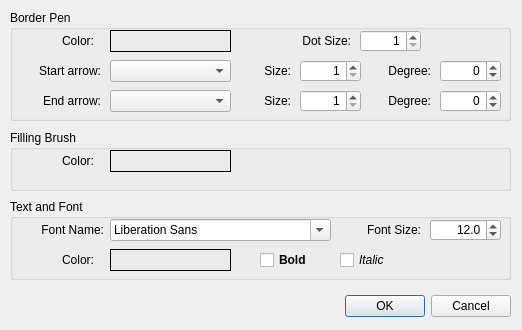
Old version of the form FigureItNow7/finUiFigConfigDlg.ui in the repository yuylong/FigureItNow.
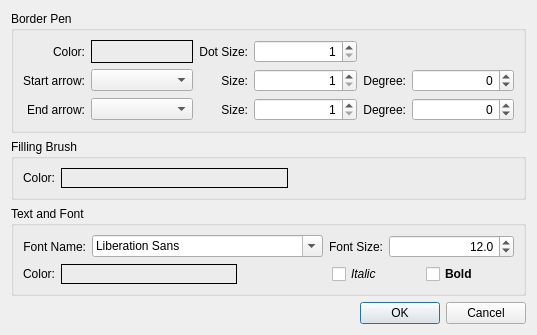
New version of the form. Custom widgets are drawn as their Qt base class.

Commit message: Refine the figuring config UI layout.

Diff of the .ui file:
```diff
--- a/FigureItNow7/finUiFigConfigDlg.ui
+++ b/FigureItNow7/finUiFigConfigDlg.ui
@@ -6,132 +6,27 @@
    <rect>
     <x>0</x>
     <y>0</y>
-    <width>522</width>
-    <height>330</height>
+    <width>537</width>
+    <height>301</height>
    </rect>
   </property>
-  <property name="minimumSize">
-   <size>
-    <width>522</width>
-    <height>330</height>
-   </size>
-  </property>
-  <property name="maximumSize">
-   <size>
-    <width>522</width>
-    <height>330</height>
-   </size>
-  </property>
   <property name="windowTitle">
    <string>Figure Configuration</string>
   </property>
   <property name="sizeGripEnabled">
    <bool>false</bool>
   </property>
-  <widget class="QDialogButtonBox" name="buttonBox">
-   <property name="geometry">
-    <rect>
-     <x>10</x>
-     <y>290</y>
-     <width>501</width>
-     <height>32</height>
-    </rect>
-   </property>
-   <property name="orientation">
-    <enum>Qt::Horizontal</enum>
-   </property>
-   <property name="standardButtons">
-    <set>QDialogButtonBox::Cancel|QDialogButtonBox::Ok</set>
-   </property>
-  </widget>
+  <layout class="QVBoxLayout" name="verticalLayout" stretch="3,1,2,0">
+   <item>
   <widget class="QGroupBox" name="grbBorderPen">
-   <property name="geometry">
-    <rect>
-     <x>10</x>
-     <y>10</y>
-     <width>501</width>
-     <height>111</height>
-    </rect>
-   </property>
    <property name="title">
     <string>Border Pen</string>
    </property>
-   <widget class="QLabel" name="lblBorderColorTitle">
-    <property name="geometry">
-     <rect>
-      <x>30</x>
-      <y>20</y>
-      <width>54</width>
-      <height>22</height>
-     </rect>
-    </property>
-    <property name="text">
-     <string>Color:</string>
-    </property>
-    <property name="alignment">
-     <set>Qt::AlignRight|Qt::AlignTrailing|Qt::AlignVCenter</set>
-    </property>
-   </widget>
-   <widget class="finUiColorLabel" name="lblBorderColor">
-    <property name="geometry">
-     <rect>
-      <x>100</x>
-      <y>20</y>
-      <width>121</width>
-      <height>22</height>
-     </rect>
-    </property>
-    <property name="frameShape">
-     <enum>QFrame::Box</enum>
-    </property>
-    <property name="alignment">
-     <set>Qt::AlignCenter</set>
-    </property>
-   </widget>
-   <widget class="QLabel" name="lblDotSizeTitle">
-    <property name="geometry">
-     <rect>
-      <x>260</x>
-      <y>20</y>
-      <width>81</width>
-      <height>22</height>
-     </rect>
-    </property>
-    <property name="text">
-     <string>Dot Size:</string>
-    </property>
-    <property name="alignment">
-     <set>Qt::AlignRight|Qt::AlignTrailing|Qt::AlignVCenter</set>
-    </property>
-   </widget>
-   <widget class="QSpinBox" name="spbDotSize">
-    <property name="geometry">
-     <rect>
-      <x>350</x>
-      <y>20</y>
-      <width>61</width>
-      <height>22</height>
-     </rect>
-    </property>
-    <property name="alignment">
-     <set>Qt::AlignRight|Qt::AlignTrailing|Qt::AlignVCenter</set>
-    </property>
-    <property name="minimum">
-     <number>1</number>
-    </property>
-    <property name="maximum">
-     <number>32</number>
-    </property>
-   </widget>
+     <layout class="QVBoxLayout" name="verticalLayout_2">
+      <item>
+       <layout class="QGridLayout" name="gridLayout_2" columnstretch="0,1,0,1,0,1">
+        <item row="1" column="0">
    <widget class="QLabel" name="lblStartArwTitle">
-    <property name="geometry">
-     <rect>
-      <x>10</x>
-      <y>50</y>
-      <width>81</width>
-      <height>22</height>
-     </rect>
-    </property>
     <property name="text">
      <string>Start arrow:</string>
     </property>
@@ -139,15 +34,45 @@
      <set>Qt::AlignRight|Qt::AlignTrailing|Qt::AlignVCenter</set>
     </property>
    </widget>
+        </item>
+        <item row="0" column="3">
+         <widget class="QSpinBox" name="spbDotSize">
+          <property name="alignment">
+           <set>Qt::AlignRight|Qt::AlignTrailing|Qt::AlignVCenter</set>
+          </property>
+          <property name="minimum">
+           <number>1</number>
+          </property>
+          <property name="maximum">
+           <number>32</number>
+          </property>
+         </widget>
+        </item>
+        <item row="1" column="2">
+         <widget class="QLabel" name="lblStartArwSizeTitle">
+          <property name="text">
+           <string>Size:</string>
+          </property>
+          <property name="alignment">
+           <set>Qt::AlignRight|Qt::AlignTrailing|Qt::AlignVCenter</set>
+          </property>
+         </widget>
+        </item>
+        <item row="1" column="3">
+         <widget class="QSpinBox" name="spbStartArwSize">
+          <property name="alignment">
+           <set>Qt::AlignRight|Qt::AlignTrailing|Qt::AlignVCenter</set>
+          </property>
+          <property name="minimum">
+           <number>1</number>
+          </property>
+          <property name="maximum">
+           <number>40</number>
+          </property>
+         </widget>
+        </item>
+        <item row="2" column="0">
    <widget class="QLabel" name="lblEndArwTitle">
-    <property name="geometry">
-     <rect>
-      <x>10</x>
-      <y>80</y>
-      <width>81</width>
-      <height>22</height>
-     </rect>
-    </property>
     <property name="text">
      <string>End arrow:</string>
     </property>
@@ -155,54 +80,75 @@
      <set>Qt::AlignRight|Qt::AlignTrailing|Qt::AlignVCenter</set>
     </property>
    </widget>
+        </item>
+        <item row="1" column="4">
+         <widget class="QLabel" name="lblStartArwDegTitle">
+          <property name="text">
+           <string>Degree:</string>
+          </property>
+          <property name="alignment">
+           <set>Qt::AlignRight|Qt::AlignTrailing|Qt::AlignVCenter</set>
+          </property>
+         </widget>
+        </item>
+        <item row="0" column="2">
+         <widget class="QLabel" name="lblDotSizeTitle">
+          <property name="text">
+           <string>Dot Size:</string>
+          </property>
+          <property name="alignment">
+           <set>Qt::AlignRight|Qt::AlignTrailing|Qt::AlignVCenter</set>
+          </property>
+         </widget>
+        </item>
+        <item row="2" column="1">
+         <widget class="QComboBox" name="cmbEndArrow"/>
+        </item>
+        <item row="0" column="1">
+         <widget class="finUiColorLabel" name="lblBorderColor">
+          <property name="frameShape">
+           <enum>QFrame::Box</enum>
+          </property>
+          <property name="alignment">
+           <set>Qt::AlignCenter</set>
+          </property>
+         </widget>
+        </item>
+        <item row="0" column="0">
+         <widget class="QLabel" name="lblBorderColorTitle">
+          <property name="text">
+           <string>Color:</string>
+          </property>
+          <property name="alignment">
+           <set>Qt::AlignRight|Qt::AlignTrailing|Qt::AlignVCenter</set>
+          </property>
+         </widget>
+        </item>
+        <item row="1" column="1">
    <widget class="QComboBox" name="cmbStartArrow">
-    <property name="geometry">
-     <rect>
-      <x>100</x>
-      <y>50</y>
-      <width>121</width>
-      <height>22</height>
-     </rect>
-    </property>
     <property name="editable">
      <bool>false</bool>
     </property>
    </widget>
-   <widget class="QComboBox" name="cmbEndArrow">
-    <property name="geometry">
-     <rect>
-      <x>100</x>
-      <y>80</y>
-      <width>121</width>
-      <height>22</height>
-     </rect>
-    </property>
-   </widget>
-   <widget class="QLabel" name="lblStartArwSizeTitle">
-    <property name="geometry">
-     <rect>
-      <x>230</x>
-      <y>50</y>
-      <width>51</width>
-      <height>22</height>
-     </rect>
-    </property>
-    <property name="text">
-     <string>Size:</string>
-    </property>
+        </item>
+        <item row="1" column="5">
+         <widget class="QSpinBox" name="spbStartArwDeg">
     <property name="alignment">
      <set>Qt::AlignRight|Qt::AlignTrailing|Qt::AlignVCenter</set>
     </property>
-   </widget>
+          <property name="minimum">
+           <number>-179</number>
+          </property>
+          <property name="maximum">
+           <number>180</number>
+          </property>
+          <property name="singleStep">
+           <number>5</number>
+          </property>
+         </widget>
+        </item>
+        <item row="2" column="2">
    <widget class="QLabel" name="lblEndArwSizeTitle">
-    <property name="geometry">
-     <rect>
-      <x>230</x>
-      <y>80</y>
-      <width>51</width>
-      <height>22</height>
-     </rect>
-    </property>
     <property name="text">
      <string>Size:</string>
     </property>
@@ -210,31 +156,22 @@
      <set>Qt::AlignRight|Qt::AlignTrailing|Qt::AlignVCenter</set>
     </property>
    </widget>
-   <widget class="QLabel" name="lblStartArwDegTitle">
-    <property name="geometry">
-     <rect>
-      <x>360</x>
-      <y>50</y>
-      <width>61</width>
-      <height>22</height>
-     </rect>
-    </property>
-    <property name="text">
-     <string>Degree:</string>
-    </property>
+        </item>
+        <item row="2" column="3">
+         <widget class="QSpinBox" name="spbEndArwSize">
     <property name="alignment">
      <set>Qt::AlignRight|Qt::AlignTrailing|Qt::AlignVCenter</set>
     </property>
-   </widget>
+          <property name="minimum">
+           <number>1</number>
+          </property>
+          <property name="maximum">
+           <number>40</number>
+          </property>
+         </widget>
+        </item>
+        <item row="2" column="4">
    <widget class="QLabel" name="lblEndArwDegTitle">
-    <property name="geometry">
-     <rect>
-      <x>360</x>
-      <y>80</y>
-      <width>61</width>
-      <height>22</height>
-     </rect>
-    </property>
     <property name="text">
      <string>Degree:</string>
     </property>
@@ -242,37 +179,9 @@
      <set>Qt::AlignRight|Qt::AlignTrailing|Qt::AlignVCenter</set>
     </property>
    </widget>
-   <widget class="QSpinBox" name="spbStartArwDeg">
-    <property name="geometry">
-     <rect>
-      <x>430</x>
-      <y>50</y>
-      <width>61</width>
-      <height>22</height>
-     </rect>
-    </property>
-    <property name="alignment">
-     <set>Qt::AlignRight|Qt::AlignTrailing|Qt::AlignVCenter</set>
-    </property>
-    <property name="minimum">
-     <number>-179</number>
-    </property>
-    <property name="maximum">
-     <number>180</number>
-    </property>
-    <property name="singleStep">
-     <number>5</number>
-    </property>
-   </widget>
+        </item>
+        <item row="2" column="5">
    <widget class="QSpinBox" name="spbEndArwDeg">
-    <property name="geometry">
-     <rect>
-      <x>430</x>
-      <y>80</y>
-      <width>61</width>
-      <height>22</height>
-     </rect>
-    </property>
     <property name="alignment">
      <set>Qt::AlignRight|Qt::AlignTrailing|Qt::AlignVCenter</set>
     </property>
@@ -286,82 +195,22 @@
      <number>5</number>
     </property>
    </widget>
-   <widget class="QSpinBox" name="spbEndArwSize">
-    <property name="geometry">
-     <rect>
-      <x>290</x>
-      <y>80</y>
-      <width>61</width>
-      <height>22</height>
-     </rect>
-    </property>
-    <property name="alignment">
-     <set>Qt::AlignRight|Qt::AlignTrailing|Qt::AlignVCenter</set>
-    </property>
-    <property name="minimum">
-     <number>1</number>
-    </property>
-    <property name="maximum">
-     <number>40</number>
-    </property>
-   </widget>
-   <widget class="QSpinBox" name="spbStartArwSize">
-    <property name="geometry">
-     <rect>
-      <x>290</x>
-      <y>50</y>
-      <width>61</width>
-      <height>22</height>
-     </rect>
-    </property>
-    <property name="alignment">
-     <set>Qt::AlignRight|Qt::AlignTrailing|Qt::AlignVCenter</set>
-    </property>
-    <property name="minimum">
-     <number>1</number>
-    </property>
-    <property name="maximum">
-     <number>40</number>
-    </property>
-   </widget>
-  </widget>
+        </item>
+       </layout>
+      </item>
+     </layout>
+    </widget>
+   </item>
+   <item>
   <widget class="QGroupBox" name="grbFillingBrush">
-   <property name="geometry">
-    <rect>
-     <x>10</x>
-     <y>130</y>
-     <width>501</width>
-     <height>61</height>
-    </rect>
-   </property>
    <property name="title">
     <string>Filling Brush</string>
    </property>
-   <widget class="QLabel" name="lblFillingColorTitle">
-    <property name="geometry">
-     <rect>
-      <x>30</x>
-      <y>20</y>
-      <width>54</width>
-      <height>22</height>
-     </rect>
-    </property>
-    <property name="text">
-     <string>Color:</string>
-    </property>
-    <property name="alignment">
-     <set>Qt::AlignRight|Qt::AlignTrailing|Qt::AlignVCenter</set>
-    </property>
-   </widget>
+     <layout class="QVBoxLayout" name="verticalLayout_3">
+      <item>
+       <layout class="QGridLayout" name="gridLayout_3" columnstretch="0,1,1">
+        <item row="0" column="1">
    <widget class="finUiColorLabel" name="lblFillingColor">
-    <property name="geometry">
-     <rect>
-      <x>100</x>
-      <y>20</y>
-      <width>121</width>
-      <height>22</height>
-     </rect>
-    </property>
     <property name="frameShape">
      <enum>QFrame::Box</enum>
     </property>
@@ -369,38 +218,45 @@
      <set>Qt::AlignCenter</set>
     </property>
    </widget>
-  </widget>
+        </item>
+        <item row="0" column="0">
+         <widget class="QLabel" name="lblFillingColorTitle">
+          <property name="text">
+           <string>Color:</string>
+          </property>
+          <property name="alignment">
+           <set>Qt::AlignRight|Qt::AlignTrailing|Qt::AlignVCenter</set>
+          </property>
+         </widget>
+        </item>
+        <item row="0" column="2">
+         <spacer name="horizontalSpacer">
+          <property name="orientation">
+           <enum>Qt::Horizontal</enum>
+          </property>
+          <property name="sizeHint" stdset="0">
+           <size>
+            <width>40</width>
+            <height>20</height>
+           </size>
+          </property>
+         </spacer>
+        </item>
+       </layout>
+      </item>
+     </layout>
+    </widget>
+   </item>
+   <item>
   <widget class="QGroupBox" name="grbFont">
-   <property name="geometry">
-    <rect>
-     <x>10</x>
-     <y>199</y>
-     <width>501</width>
-     <height>81</height>
-    </rect>
-   </property>
    <property name="title">
     <string>Text and Font</string>
    </property>
-   <widget class="QFontComboBox" name="fcbFontName">
-    <property name="geometry">
-     <rect>
-      <x>100</x>
-      <y>20</y>
-      <width>221</width>
-      <height>22</height>
-     </rect>
-    </property>
-   </widget>
+     <layout class="QVBoxLayout" name="verticalLayout_4">
+      <item>
+       <layout class="QHBoxLayout" name="horizontalLayout" stretch="0,1,0,1">
+        <item>
    <widget class="QLabel" name="lblFontNameTitle">
-    <property name="geometry">
-     <rect>
-      <x>13</x>
-      <y>20</y>
-      <width>81</width>
-      <height>22</height>
-     </rect>
-    </property>
     <property name="text">
      <string>Font Name:</string>
     </property>
@@ -408,15 +264,12 @@
      <set>Qt::AlignRight|Qt::AlignTrailing|Qt::AlignVCenter</set>
     </property>
    </widget>
+        </item>
+        <item>
+         <widget class="QFontComboBox" name="fcbFontName"/>
+        </item>
+        <item>
    <widget class="QLabel" name="lblFontSizeTitle">
-    <property name="geometry">
-     <rect>
-      <x>330</x>
-      <y>20</y>
-      <width>81</width>
-      <height>22</height>
-     </rect>
-    </property>
     <property name="text">
      <string>Font Size:</string>
     </property>
@@ -424,15 +277,9 @@
      <set>Qt::AlignRight|Qt::AlignTrailing|Qt::AlignVCenter</set>
     </property>
    </widget>
+        </item>
+        <item>
    <widget class="QDoubleSpinBox" name="dsbFontSize">
-    <property name="geometry">
-     <rect>
-      <x>420</x>
-      <y>20</y>
-      <width>71</width>
-      <height>22</height>
-     </rect>
-    </property>
     <property name="alignment">
      <set>Qt::AlignRight|Qt::AlignTrailing|Qt::AlignVCenter</set>
     </property>
@@ -449,31 +296,13 @@
      <double>12.000000000000000</double>
     </property>
    </widget>
-   <widget class="finUiColorLabel" name="lblFontColor">
-    <property name="geometry">
-     <rect>
-      <x>100</x>
-      <y>50</y>
-      <width>121</width>
-      <height>22</height>
-     </rect>
-    </property>
-    <property name="frameShape">
-     <enum>QFrame::Box</enum>
-    </property>
-    <property name="alignment">
-     <set>Qt::AlignCenter</set>
-    </property>
-   </widget>
+        </item>
+       </layout>
+      </item>
+      <item>
+       <layout class="QHBoxLayout" name="horizontalLayout_2" stretch="0,2,1,1,1">
+        <item>
    <widget class="QLabel" name="lblFontColorTitle">
-    <property name="geometry">
-     <rect>
-      <x>30</x>
-      <y>50</y>
-      <width>54</width>
-      <height>22</height>
-     </rect>
-    </property>
     <property name="text">
      <string>Color:</string>
     </property>
@@ -481,15 +310,44 @@
      <set>Qt::AlignRight|Qt::AlignTrailing|Qt::AlignVCenter</set>
     </property>
    </widget>
+        </item>
+        <item>
+         <widget class="finUiColorLabel" name="lblFontColor">
+          <property name="frameShape">
+           <enum>QFrame::Box</enum>
+          </property>
+          <property name="alignment">
+           <set>Qt::AlignCenter</set>
+          </property>
+         </widget>
+        </item>
+        <item>
+         <spacer name="horizontalSpacer_2">
+          <property name="orientation">
+           <enum>Qt::Horizontal</enum>
+          </property>
+          <property name="sizeHint" stdset="0">
+           <size>
+            <width>40</width>
+            <height>20</height>
+           </size>
+          </property>
+         </spacer>
+        </item>
+        <item>
+         <widget class="QCheckBox" name="ckbFontItalic">
+          <property name="font">
+           <font>
+            <italic>true</italic>
+           </font>
+          </property>
+          <property name="text">
+           <string>Italic</string>
+          </property>
+         </widget>
+        </item>
+        <item>
    <widget class="QCheckBox" name="ckbFontBold">
-    <property name="geometry">
-     <rect>
-      <x>250</x>
-      <y>50</y>
-      <width>71</width>
-      <height>22</height>
-     </rect>
-    </property>
     <property name="font">
      <font>
       <weight>75</weight>
@@ -500,25 +358,23 @@
      <string>Bold</string>
     </property>
    </widget>
-   <widget class="QCheckBox" name="ckbFontItalic">
-    <property name="geometry">
-     <rect>
-      <x>330</x>
-      <y>50</y>
-      <width>71</width>
-      <height>22</height>
-     </rect>
-    </property>
-    <property name="font">
-     <font>
-      <italic>true</italic>
-     </font>
-    </property>
-    <property name="text">
-     <string>Italic</string>
-    </property>
-   </widget>
-  </widget>
+        </item>
+       </layout>
+      </item>
+     </layout>
+    </widget>
+   </item>
+   <item>
+    <widget class="QDialogButtonBox" name="buttonBox">
+     <property name="orientation">
+      <enum>Qt::Horizontal</enum>
+     </property>
+     <property name="standardButtons">
+      <set>QDialogButtonBox::Cancel|QDialogButtonBox::Ok</set>
+     </property>
+    </widget>
+   </item>
+  </layout>
  </widget>
  <customwidgets>
   <customwidget>
```
Left out of the diff: 2 changed lines with no effect on the pictures. Lines whose indentation alone changed are shown as unchanged.
